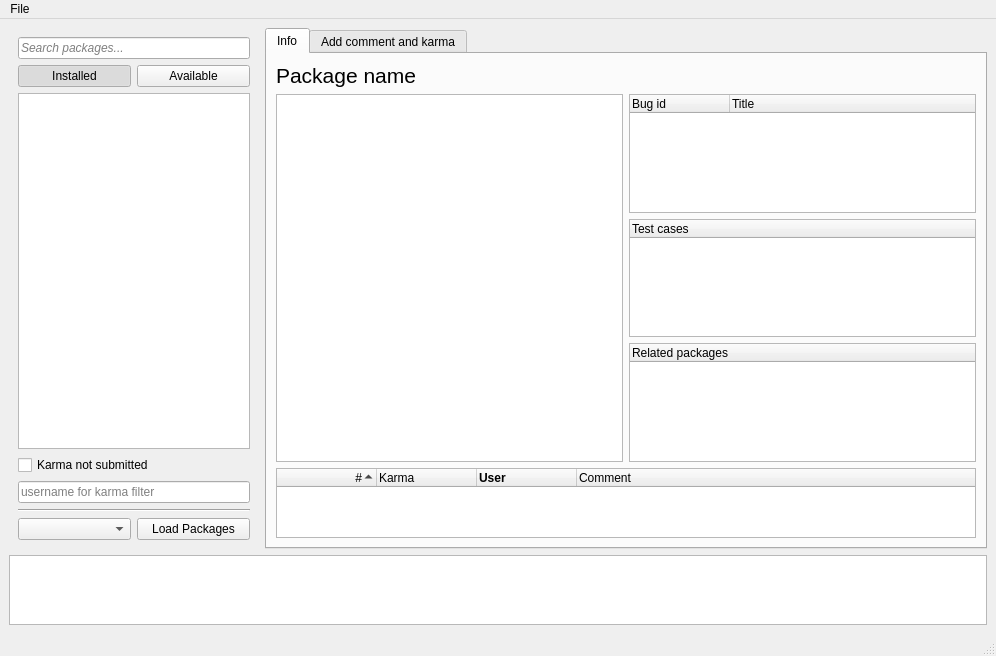
Old version of the form src/ui/mainwindow.ui in the repository examon/fedora-gooey-karma.
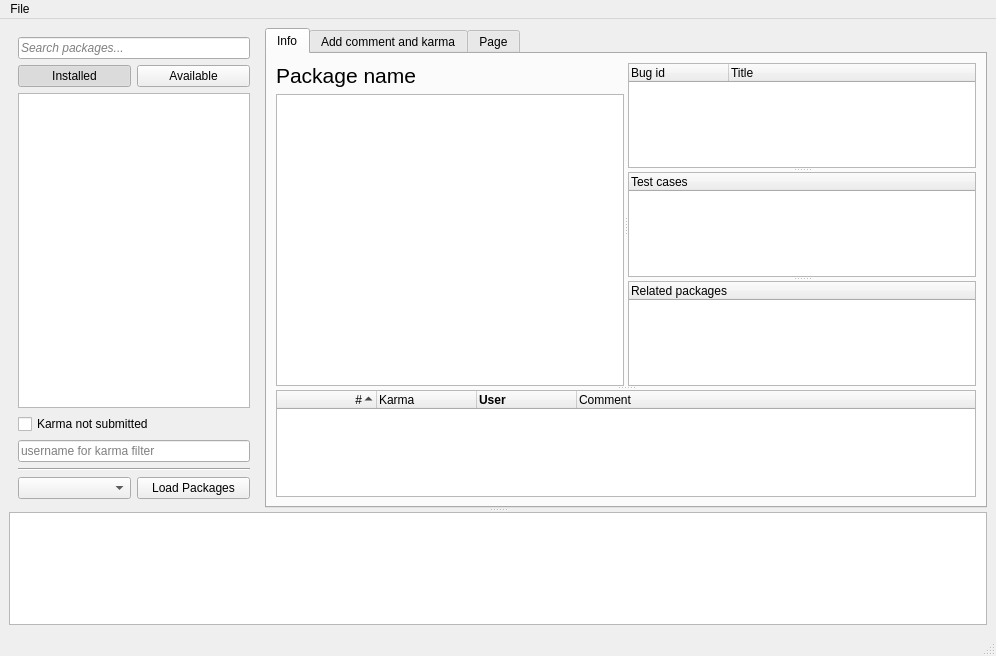
New version of the form.

Commit message: Resizable status list, comments, bugs, etc .. by mouse. Fixing issue #3

```diff
--- a/src/ui/mainwindow.ui
+++ b/src/ui/mainwindow.ui
@@ -16,7 +16,12 @@
   <widget class="QWidget" name="centralwidget">
    <layout class="QVBoxLayout" name="verticalLayout_3">
     <item>
-     <layout class="QHBoxLayout" name="horizontalLayout_4">
+     <widget class="QSplitter" name="splitter_5">
+      <property name="orientation">
+       <enum>Qt::Vertical</enum>
+      </property>
+      <widget class="QWidget" name="">
+       <layout class="QHBoxLayout" name="horizontalLayout_2">
       <item>
        <widget class="QWidget" name="pkgLists" native="true">
         <property name="maximumSize">
@@ -170,10 +175,19 @@
          <attribute name="title">
           <string>Info</string>
          </attribute>
-         <layout class="QGridLayout" name="gridLayout">
-          <item row="0" column="0">
            <layout class="QVBoxLayout" name="verticalLayout_4">
             <item>
+             <widget class="QSplitter" name="splitter_4">
+              <property name="orientation">
+               <enum>Qt::Vertical</enum>
+              </property>
+              <widget class="QSplitter" name="splitter_3">
+               <property name="orientation">
+                <enum>Qt::Horizontal</enum>
+               </property>
+               <widget class="QWidget" name="">
+                <layout class="QVBoxLayout" name="verticalLayout_2">
+                 <item>
              <widget class="QLabel" name="pkgNameLabel">
               <property name="font">
                <font>
@@ -198,8 +212,6 @@
              </widget>
             </item>
             <item>
-             <layout class="QHBoxLayout" name="horizontalLayout_2">
-              <item>
                <widget class="QTextBrowser" name="textBrowser">
                 <property name="font">
                  <font>
@@ -219,9 +231,12 @@
                 </property>
                </widget>
               </item>
-              <item>
-               <layout class="QVBoxLayout" name="verticalLayout_2">
-                <item>
+                </layout>
+               </widget>
+               <widget class="QSplitter" name="splitter_2">
+                <property name="orientation">
+                 <enum>Qt::Vertical</enum>
+                </property>
                  <widget class="QTreeWidget" name="treeWidget_bugs">
                   <property name="cursor" stdset="0">
                    <cursorShape>ArrowCursor</cursorShape>
@@ -252,8 +267,6 @@
                    </property>
                   </column>
                  </widget>
-                </item>
-                <item>
                  <widget class="QTreeWidget" name="treeWidget_test_cases">
                   <property name="rootIsDecorated">
                    <bool>false</bool>
@@ -264,8 +277,6 @@
                    </property>
                   </column>
                  </widget>
-                </item>
-                <item>
                  <widget class="QTreeWidget" name="treeWidget_related_packages">
                   <column>
                    <property name="text">
@@ -273,12 +284,8 @@
                    </property>
                   </column>
                  </widget>
-                </item>
-               </layout>
-              </item>
-             </layout>
-            </item>
-            <item>
+               </widget>
+              </widget>
              <widget class="QTreeWidget" name="treeWidget_feedback">
               <property name="minimumSize">
                <size>
@@ -331,8 +338,7 @@
                </property>
               </column>
              </widget>
-            </item>
-           </layout>
+             </widget>
           </item>
          </layout>
         </widget>
@@ -472,16 +478,30 @@
           </item>
          </layout>
         </widget>
-       </widget>
-      </item>
-     </layout>
-    </item>
+          <widget class="QWidget" name="tab">
+           <attribute name="title">
+            <string>Page</string>
+           </attribute>
+           <layout class="QHBoxLayout" name="horizontalLayout_3">
     <item>
+             <widget class="QSplitter" name="splitter">
+              <property name="orientation">
+               <enum>Qt::Vertical</enum>
+              </property>
+             </widget>
+            </item>
+           </layout>
+          </widget>
+         </widget>
+        </item>
+       </layout>
+      </widget>
      <widget class="QListWidget" name="statusList">
       <property name="selectionMode">
        <enum>QAbstractItemView::NoSelection</enum>
       </property>
      </widget>
+     </widget>
     </item>
    </layout>
    <zorder></zorder>
```
Left out of the diff: 2 changed lines with no effect on the pictures. Lines whose indentation alone changed are shown as unchanged. The commit also changes 1 other file.
